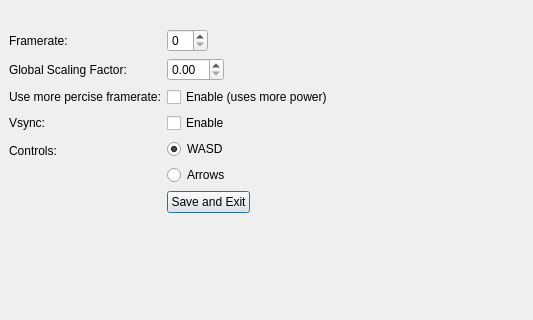
Above: resources/Settings/settings.ui from germanivanov0719/Racing before the change; both pictures show x 0 to 533 and y 0 to 320 of the 533 by 680 pixel window. Below: the same form after it.
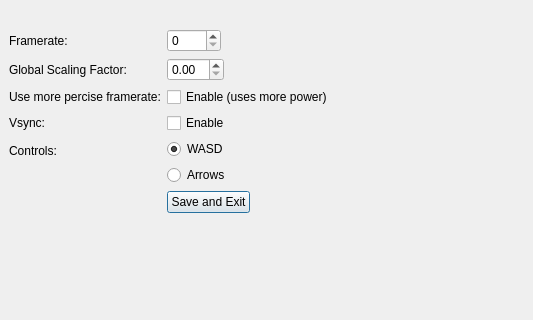
That is the form after the change.

Diff of the .ui file:
```diff
--- a/resources/Settings/settings.ui
+++ b/resources/Settings/settings.ui
@@ -34,7 +34,11 @@
        </widget>
       </item>
       <item row="0" column="1">
-       <widget class="QSpinBox" name="framerate_spin"/>
+       <widget class="QSpinBox" name="framerate_spin">
+        <property name="maximum">
+         <number>1600</number>
+        </property>
+       </widget>
       </item>
       <item row="1" column="0">
        <widget class="QLabel" name="gsf_lbl">
```
